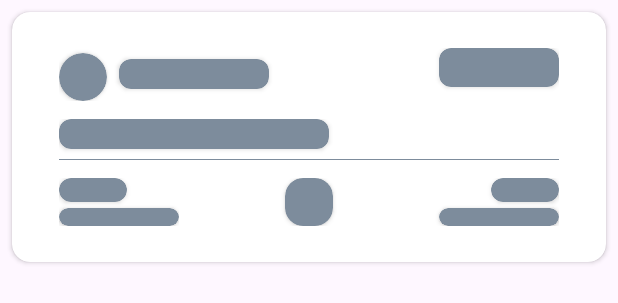
After one commit to BinAir-Team/C1-Mobile-Buyer, an Android app: the layout item_history_shimmer.xml on its own in the app's theme, with its tools: preview values and no code run, on a phone screen of 412 x 824 dp. The commit adds this screen. Shown: the top 303 px of the screen. Run offline under Robolectric (Android 15) with nearby library versions, the phone set to English and light mode, and no system bars.

Commit message:
API Integration for history booking

```diff
--- a/app/src/main/java/binar/finalproject/binair/buyer/data/UserRepository.kt
+++ b/app/src/main/java/binar/finalproject/binair/buyer/data/UserRepository.kt
@@ -56,8 +56,8 @@ class UserRepository @Inject constructor(var apiService: APIService) {
                 call: Call<LoginResponse>,
                 response: Response<LoginResponse>
             ) {
+                val dataResponse = response.body()
                 if (response.isSuccessful){
-                    val dataResponse = response.body()
                     _loginUser.postValue(dataResponse)
                 }else{
                     _loginUser.postValue(response.body())
--- a/app/src/main/java/binar/finalproject/binair/buyer/viewmodel/UserViewModel.kt
+++ b/app/src/main/java/binar/finalproject/binair/buyer/viewmodel/UserViewModel.kt
@@ -18,5 +18,6 @@ class UserViewModel @Inject constructor(private var userRepo : UserRepository) :
     fun registerUser(dataUser : DataRegister) : LiveData<RegisterUserResponse?> = userRepo.registerUser(dataUser)
     fun loginUser(email : String, password : String) : LiveData<LoginResponse?> = userRepo.loginUser(email, password)
     fun getUser(token : String) : LiveData<GetUserResponse?> = userRepo.getUser(token)
+    fun obsUser() : LiveData<GetUserResponse?> = userRepo.currentUser
     fun updateUser(token : String, firstName : RequestBody, lastName : RequestBody, gender : RequestBody, phone : RequestBody, profileImage : MultipartBody.Part, password : RequestBody): LiveData<UpdateUserResponse?> = userRepo.updateUser(token, firstName,lastName,gender, phone, profileImage,password)
 }
--- /dev/null
+++ b/app/src/main/res/layout/item_history_shimmer.xml
@@ -0,0 +1,129 @@
+<androidx.cardview.widget.CardView
+    xmlns:android="http://schemas.android.com/apk/res/android"
+    xmlns:app="http://schemas.android.com/apk/res-auto"
+    android:layout_width="match_parent"
+    android:layout_height="wrap_content"
+    app:cardCornerRadius="12dp"
+    app:contentPadding="8dp"
+    android:layout_margin="8dp">
+    <LinearLayout
+        android:layout_width="match_parent"
+        android:layout_height="wrap_content"
+        android:orientation="vertical"
+        android:paddingHorizontal="23dp"
+        android:paddingVertical="16dp"
+        app:layout_constraintLeft_toLeftOf="parent"
+        app:layout_constraintTop_toTopOf="parent">
+
+        <RelativeLayout
+            android:layout_width="match_parent"
+            android:layout_height="wrap_content">
+
+            <androidx.cardview.widget.CardView
+                android:id="@+id/logoMaskapai"
+                android:layout_width="32dp"
+                android:layout_height="32dp"
+                android:layout_marginTop="3dp"
+                android:backgroundTint="@color/content_grey"
+                app:cardCornerRadius="20dp" />
+
+            <androidx.cardview.widget.CardView
+                android:id="@+id/tvDate"
+                android:layout_width="100dp"
+                android:layout_height="20dp"
+                android:layout_centerVertical="true"
+                android:layout_marginStart="8dp"
+                android:layout_toEndOf="@id/logoMaskapai"
+                android:backgroundTint="@color/content_grey"
+                android:fontFamily="@font/inter_medium"
+                app:cardCornerRadius="8dp" />
+
+            <androidx.cardview.widget.CardView
+                android:id="@+id/tvStatusPayment"
+                android:layout_width="80dp"
+                android:layout_height="26dp"
+                android:layout_alignParentEnd="true"
+                android:backgroundTint="@color/content_grey"
+                android:paddingHorizontal="16dp"
+                android:paddingVertical="8dp"
+                app:cardCornerRadius="8dp" />
+        </RelativeLayout>
+
+        <LinearLayout
+            android:layout_width="match_parent"
+            android:layout_height="wrap_content"
+            android:layout_marginTop="12dp"
+            android:background="@drawable/bottom_border"
+            android:orientation="horizontal"
+            android:paddingBottom="3dp">
+
+            <androidx.cardview.widget.CardView
+                android:layout_width="180dp"
+                android:layout_height="20dp"
+                android:layout_marginBottom="4dp"
+                android:backgroundTint="@color/content_grey"
+                android:fontFamily="@font/inter_medium"
+                app:cardCornerRadius="8dp" />
+        </LinearLayout>
+
+        <RelativeLayout
+            android:layout_width="match_parent"
+            android:layout_height="wrap_content"
+            android:layout_marginTop="12dp">
+
+            <LinearLayout
+                android:layout_width="wrap_content"
+                android:layout_height="wrap_content"
+                android:layout_alignParentStart="true"
+                android:orientation="vertical">
+
+                <androidx.cardview.widget.CardView
+                    android:id="@+id/tvDepartureTime"
+                    android:layout_width="45dp"
+                    android:layout_height="16dp"
+                    android:backgroundTint="@color/content_grey"
+                    app:cardCornerRadius="8dp" />
+
+                <androidx.cardview.widget.CardView
+                    android:id="@+id/tvDepartureCity"
+                    android:layout_width="80dp"
+                    android:layout_height="12dp"
+                    android:layout_marginTop="4dp"
+                    android:backgroundTint="@color/content_grey"
+                    app:cardCornerRadius="8dp" />
+            </LinearLayout>
+
+            <androidx.cardview.widget.CardView
+                android:layout_width="32dp"
+                android:layout_height="32dp"
+                android:layout_centerHorizontal="true"
+                android:layout_gravity="center_horizontal"
+                android:backgroundTint="@color/content_grey"
+                app:cardCornerRadius="12dp" />
+
+            <LinearLayout
+                android:layout_width="91.5dp"
+                android:layout_height="wrap_content"
+                android:layout_alignParentEnd="true"
+                android:orientation="vertical">
+
+                <androidx.cardview.widget.CardView
+                    android:id="@+id/tvArrivalTime"
+                    android:layout_width="45dp"
+                    android:layout_height="16dp"
+                    android:layout_gravity="end"
+                    android:backgroundTint="@color/content_grey"
+                    app:cardCornerRadius="8dp" />
+
+                <androidx.cardview.widget.CardView
+                    android:id="@+id/tvArrivalCity"
+                    android:layout_width="80dp"
+                    android:layout_height="12dp"
+                    android:layout_gravity="end"
+                    android:layout_marginTop="4dp"
+                    android:backgroundTint="@color/content_grey"
+                    app:cardCornerRadius="8dp" />
+            </LinearLayout>
+        </RelativeLayout>
+    </LinearLayout>
+</androidx.cardview.widget.CardView>
```
Also changed, not shown: app/src/main/java/binar/finalproject/binair/buyer/data/response/GetUserTransResponse.kt (added, +117 -0 lines), app/src/main/java/binar/finalproject/binair/buyer/ui/adapter/TicketHistoryAdapter.kt (added, +60 -0 lines), app/src/main/java/binar/finalproject/binair/buyer/ui/fragment/TicketHistoryFragment.kt (+57 -7 lines), app/src/main/res/layout/fragment_ticket_history.xml (+40 -23 lines), app/src/main/res/layout/item_history.xml (+41 -38 lines).
